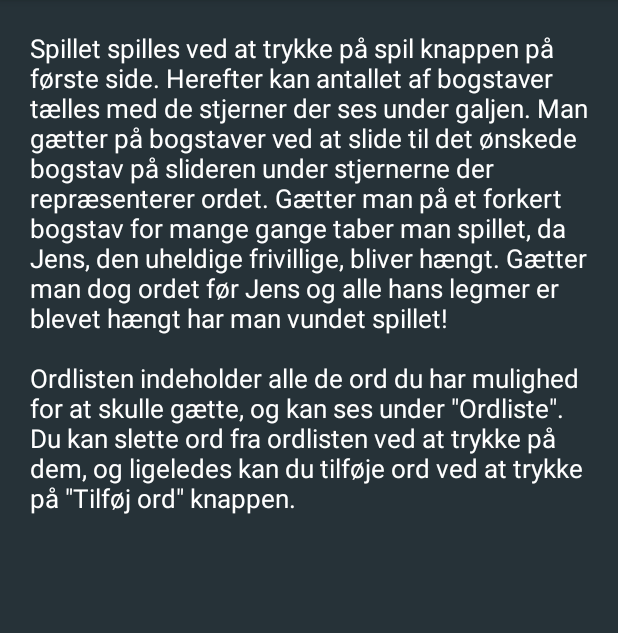
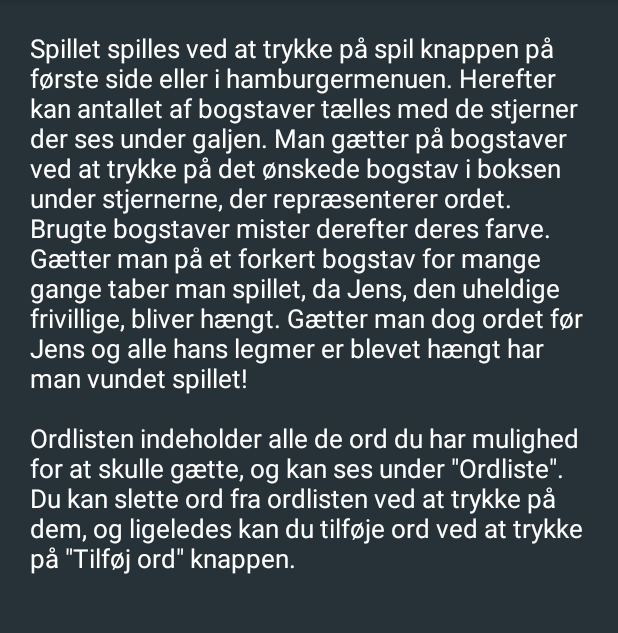
Before and after one commit to Nicopus/Galgeleg_v4.0.0b, an Android app: the fragment Hjaelp_Frag shown on its own in the app's theme, on a phone screen of 412 x 824 dp, the part 84-717 px from its top. Run offline under Robolectric (Android 15) with nearby library versions, the phone set to English and light mode, and no system bars; 1 statement that could not run was skipped.

Commit message:
Om Appen og Hjælp er opdateret

```diff
--- a/app/src/main/res/layout/hjaelp_frag.xml
+++ b/app/src/main/res/layout/hjaelp_frag.xml
@@ -15,7 +15,7 @@
             android:layout_width="wrap_content"
             android:layout_height="wrap_content"
             android:textAppearance="?android:attr/textAppearanceLarge"
-            android:text="Spillet spilles ved at trykke på spil knappen på første side. Herefter kan antallet af bogstaver tælles med de stjerner der ses under galjen. Man gætter på bogstaver ved at slide til det ønskede bogstav på slideren under stjernerne der repræsenterer ordet. Gætter man på et forkert bogstav for mange gange taber man spillet, da Jens, den uheldige frivillige, bliver hængt. Gætter man dog ordet før Jens og alle hans legmer er blevet hængt har man vundet spillet!\n\nOrdlisten indeholder alle de ord du har mulighed for at skulle gætte, og kan ses under &quot;Ordliste&quot;.  \nDu kan slette ord fra ordlisten ved at trykke på dem, og ligeledes kan du tilføje ord ved at trykke på &quot;Tilføj ord&quot; knappen."
+            android:text="Spillet spilles ved at trykke på spil knappen på første side eller i hamburgermenuen. Herefter kan antallet af bogstaver tælles med de stjerner der ses under galjen. Man gætter på bogstaver ved at trykke på det ønskede bogstav i boksen under stjernerne, der repræsenterer ordet. Brugte bogstaver mister derefter deres farve. Gætter man på et forkert bogstav for mange gange taber man spillet, da Jens, den uheldige frivillige, bliver hængt. Gætter man dog ordet før Jens og alle hans legmer er blevet hængt har man vundet spillet!\n\nOrdlisten indeholder alle de ord du har mulighed for at skulle gætte, og kan ses under &quot;Ordliste&quot;.  \nDu kan slette ord fra ordlisten ved at trykke på dem, og ligeledes kan du tilføje ord ved at trykke på &quot;Tilføj ord&quot; knappen."
             android:id="@+id/textView2"
             android:textColor="#ffffff"
             android:padding="20dp"
--- a/app/src/main/res/layout/om_appen_frag.xml
+++ b/app/src/main/res/layout/om_appen_frag.xml
@@ -14,7 +14,7 @@
             android:layout_width="wrap_content"
             android:layout_height="wrap_content"
             android:textAppearance="?android:attr/textAppearanceLarge"
-            android:text="Appen er lavet i forbindelse med et individuelt projekt på DTU i kurset &quot;UX and Mobile Development&quot;. Der er her tale om et galgelegs spil til android enheder. Appens ordliste bliver dannet ud fra ord på DRs hjemmeside. Hvis en internetforbindelse ikke er tilgængelig, benyttes en alternativ simpel ordliste.\n \nLavet af: \nSazvan Kasim Ali - S144884\nMathias Petersen - S144874\nBao Duy Nguyen - S144880e\nMagnus Andrias Nielsen - S141899\nNicolai Hansen - S133974\nChristian Jappe - S144866"
+            android:text="Appen er lavet i forbindelse med et 3-ugers projekt på DTU i kurset &quot;UX and Mobile Development&quot;. Der er her tale om et galgelegs spil til android enheder. Appens ordliste bliver dannet ud fra vores egen database lavet på firebase. Hvis en internetforbindelse ikke er tilgængelig, benyttes en alternativ simpel ordliste.\n \nLavet af: \nSazvan Kasim Ali - S144884\nMathias Petersen - S144874\nBao Duy Nguyen - S144880e\nMagnus Andrias Nielsen - S141899\nNicolai Hansen - S133974\nChristian Jappe - S144866"
             android:id="@+id/textView7"
             android:padding="20dp"
             android:textSize="17dp"
```
